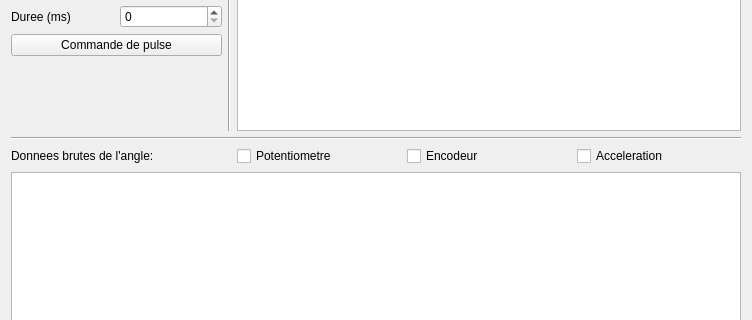
First picture: the form in IdentificationParams/identification_Qt/mainwindow.ui, repository GPr1me/RobotPendule, before the edit; both pictures show x 0 to 752 and y 98 to 418 of the 752 by 534 pixel window.
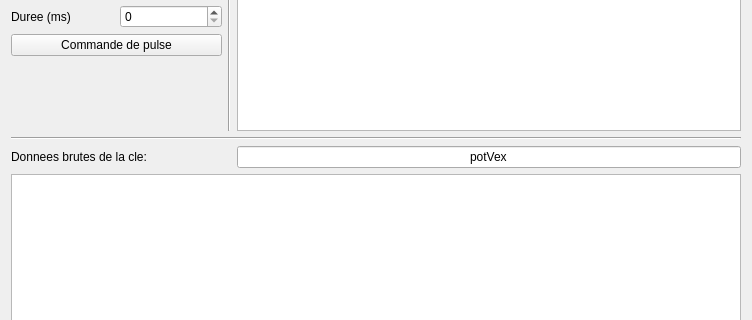
Second picture: the form after the edit.

The edit to the form file:
```diff
--- a/IdentificationParams/identification_Qt/mainwindow.ui
+++ b/IdentificationParams/identification_Qt/mainwindow.ui
@@ -124,38 +124,23 @@
     <item row="14" column="0" colspan="3">
      <widget class="QLabel" name="label_3">
       <property name="text">
-       <string>Donnees brutes de l'angle:</string>
+       <string>Donnees brutes de la cle:</string>
       </property>
      </widget>
     </item>
-    <item row="14" column="3">
-     <layout class="QHBoxLayout" name="horizontalLayout_3">
-      <item>
-       <widget class="QCheckBox" name="checkBox_pot">
-        <property name="text">
-         <string>Potentiometre</string>
-        </property>
-       </widget>
-      </item>
-      <item>
-       <widget class="QCheckBox" name="checkBox_enc">
-        <property name="text">
-         <string>Encodeur</string>
-        </property>
-       </widget>
-      </item>
-      <item>
-       <widget class="QCheckBox" name="checkBox_acc">
-        <property name="text">
-         <string>Acceleration</string>
-        </property>
-       </widget>
-      </item>
-     </layout>
-    </item>
-    <item row="16" column="0" colspan="4">
+    <item row="15" column="0" colspan="4">
      <widget class="QGraphicsView" name="graphicsView"/>
     </item>
+    <item row="14" column="3">
+     <widget class="QLineEdit" name="JsonKey">
+      <property name="text">
+       <string>potVex</string>
+      </property>
+      <property name="alignment">
+       <set>Qt::AlignCenter</set>
+      </property>
+     </widget>
+    </item>
    </layout>
   </widget>
  </widget>
```
